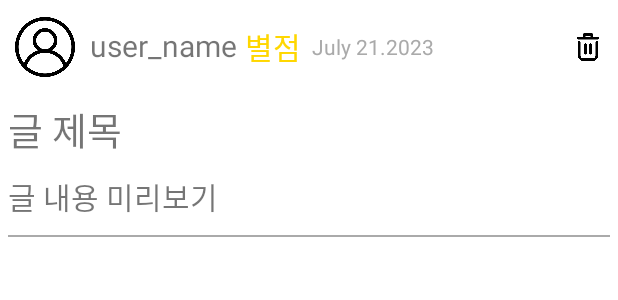
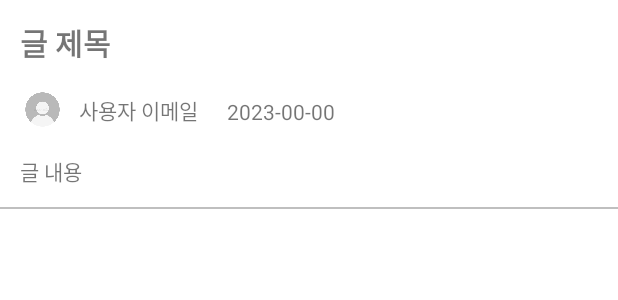
Before and after one commit to yuchaemin2/ReviewMate, an Android app: the layout movie_detail_item.xml on its own in the app's theme, with its tools: preview values and no code run, on a phone screen of 412 x 824 dp. Shown: the top 300 px of the screen. Run offline under Robolectric (Android 15) with nearby library versions, the phone set to English and light mode, and no system bars.

Commit message:
Movie Detail 구현

```diff
--- a/app/src/main/java/com/example/reviewmate/AddActivity.kt
+++ b/app/src/main/java/com/example/reviewmate/AddActivity.kt
@@ -61,11 +61,9 @@ class AddActivity : AppCompatActivity() {
 
     }
 
-    fun dateToString(date:Date): String {
-        val now = System.currentTimeMillis()
-        val format = SimpleDateFormat("yyyy-mm-dd hh:ss", Locale.KOREAN).format(now)
+    fun dateToString(date: Date): String {
+        val format = SimpleDateFormat("yyyy-MM-dd HH:mm", Locale.KOREAN)
         return format.format(date)
-//        return format.format(date)
     }
 
     fun saveStore() {
--- a/app/src/main/java/com/example/reviewmate/MovieAdapter.kt
+++ b/app/src/main/java/com/example/reviewmate/MovieAdapter.kt
@@ -10,7 +10,7 @@ import com.bumptech.glide.load.resource.bitmap.CenterCrop
 import com.example.reviewmate.common.Movie
 import com.example.reviewmate.databinding.ItemMovieBinding
 
-class MovieAdapter (var movies : MutableList<Movie>) : RecyclerView.Adapter<MovieAdapter.MovieViewHolder>(){
+class MovieAdapter (var movies : MutableList<Movie>, var onMovieClick:(movie:Movie) -> Unit) : RecyclerView.Adapter<MovieAdapter.MovieViewHolder>(){
 
     inner class MovieViewHolder(val binding: ItemMovieBinding) : RecyclerView.ViewHolder(binding.root) {
         private val poster: ImageView = itemView.findViewById(R.id.item_movie_poster)
@@ -20,6 +20,9 @@ class MovieAdapter (var movies : MutableList<Movie>) : RecyclerView.Adapter<Movi
                 .transform(CenterCrop())
                 .into(poster)
             binding.itemMovieTitle.text = movie.movieTitle
+
+            itemView.setOnClickListener { onMovieClick.invoke(movie) }
+
         }
     }
 
--- a/app/src/main/res/layout/movie_detail_item.xml
+++ b/app/src/main/res/layout/movie_detail_item.xml
@@ -1,85 +1,74 @@
 <?xml version="1.0" encoding="utf-8"?>
-<LinearLayout xmlns:android="http://schemas.android.com/apk/res/android"
+<LinearLayout
+    xmlns:android="http://schemas.android.com/apk/res/android"
     android:layout_width="match_parent"
     android:layout_height="wrap_content"
+    android:orientation="vertical">
+
+    <LinearLayout
+        android:layout_width="match_parent"
+        android:layout_height="match_parent"
         android:orientation="vertical"
-    android:layout_marginTop="1dp">
+        android:layout_margin="13dp">
 
-    <RelativeLayout
+        <LinearLayout
             android:layout_width="match_parent"
             android:layout_height="wrap_content"
-        android:orientation="horizontal">
-
-        <ImageView
-            android:id="@+id/user"
-            android:layout_width="40dp"
-            android:layout_height="40dp"
-            android:src="@drawable/user"
-            android:layout_margin="10dp"/>
+            android:orientation="horizontal"
+            android:gravity="center_vertical" >
 
             <TextView
-            android:id="@+id/user_name"
-            android:layout_width="wrap_content"
-            android:layout_height="wrap_content"
-            android:text="user_name"
-            android:textSize="20dp"
-            android:layout_marginTop="15dp"
-            android:layout_marginRight="5dp"
-            android:layout_toRightOf="@id/user"/>
-
-        <TextView
-            android:id="@+id/rate"
-            android:layout_width="wrap_content"
-            android:layout_height="wrap_content"
-            android:text="별점"
-            android:textSize="20dp"
-            android:textColor="#FFD700"
-            android:layout_toRightOf="@id/user_name"
-            android:layout_centerVertical="true" />
-
-        <TextView
-            android:id="@+id/date"
-            android:layout_width="wrap_content"
-            android:layout_height="wrap_content"
-            android:layout_centerVertical="true"
-            android:text="July 21.2023"
-            android:layout_marginLeft="7dp"
-            android:textColor="#aaaaaa"
-            android:layout_toRightOf="@id/rate"/>
-
-        <ImageView
-            android:layout_width="20dp"
-            android:layout_height="20dp"
-            android:layout_alignParentRight="true"
-            android:layout_centerVertical="true"
-            android:layout_gravity="center|right"
-            android:layout_marginStart="10dp"
-            android:layout_marginTop="10dp"
-            android:layout_marginEnd="10dp"
-            android:layout_marginBottom="10dp"
-            android:src="@drawable/delete" />
-
-
-    </RelativeLayout>
-
-    <TextView
+                android:id="@+id/itemTitleView"
                 android:layout_width="match_parent"
                 android:layout_height="wrap_content"
                 android:text="글 제목"
-        android:textSize="25dp"
-        android:layout_margin="5dp"/>
+                android:textSize="20dp"
+                android:textStyle="bold" />
+
+        </LinearLayout>
+
+        <LinearLayout
+            android:layout_width="match_parent"
+            android:layout_height="wrap_content"
+            android:orientation="horizontal"
+            android:layout_marginTop="10dp">
+
+            <ImageView
+                android:id="@+id/item_img"
+                android:layout_width="30dp"
+                android:layout_height="30dp"
+                android:src="@drawable/img_1"
+                android:layout_gravity="center_vertical" />
 
             <TextView
+                android:id="@+id/itemEmailView"
+                android:layout_width="wrap_content"
+                android:layout_height="wrap_content"
+                android:layout_margin="9dp"
+                android:text="사용자 이메일" />
+
+            <TextView
+                android:id="@+id/itemDateView"
+                android:layout_width="wrap_content"
+                android:layout_height="wrap_content"
+                android:layout_margin="10dp"
+                android:text="2023-00-00" />
+
+        </LinearLayout>
+
+        <TextView
+            android:id="@+id/itemContentView"
             android:layout_width="match_parent"
-        android:layout_height="wrap_content"
-        android:text="글 내용 미리보기"
-        android:textSize="20dp"
-        android:layout_margin="5dp"/>
+            android:layout_height="match_parent"
+            android:text="글 내용"
+            android:layout_marginTop="10dp" />
+
+    </LinearLayout>
 
     <View
         android:layout_width="match_parent"
         android:layout_height="1dp"
-        android:background="#aaaaaa"
-        android:layout_margin="5dp"/>
+        android:layout_gravity="center_vertical"
+        android:background="#40000000" />
 
 </LinearLayout>
--- a/app/src/main/res/values/strings.xml
+++ b/app/src/main/res/values/strings.xml
@@ -2,4 +2,5 @@
     <string name="app_name">ReviewMate</string>
     <!-- TODO: Remove or change this placeholder text -->
     <string name="hello_blank_fragment">Hello blank fragment</string>
+    <string name="title_activity_movie_details">MovieDetailsActivity</string>
 </resources>
--- a/app/src/main/res/values/themes.xml
+++ b/app/src/main/res/values/themes.xml
@@ -13,10 +13,12 @@
         <item name="android:statusBarColor">#1398D3</item>
         <!-- Customize your theme here. -->
     </style>
+
     <style name="SplashTheme" parent="Theme.AppCompat.NoActionBar">
         <item name="android:windowBackground">@drawable/splash</item>
 
     </style>
+
     <style name="LoginTheme" parent="Theme.AppCompat.NoActionBar">
         <item name="colorOnSecondary">@color/black</item>
         <item name="colorButtonNormal">@color/teal_200</item>
```
Also changed, not shown: app/build.gradle (+19 -8 lines), app/src/main/AndroidManifest.xml (+7 -3 lines), app/src/main/java/com/example/reviewmate/FragmentOne.kt (+16 -4 lines), app/src/main/java/com/example/reviewmate/MainActivity.kt (+7 -0 lines), app/src/main/java/com/example/reviewmate/MovieDetailsActivity.kt (added, +62 -0 lines), app/src/main/res/layout/fragment_four.xml (+7 -4 lines), app/src/main/res/layout/movie_detail.xml (added, +96 -0 lines). Lines whose indentation alone changed are shown as unchanged.
